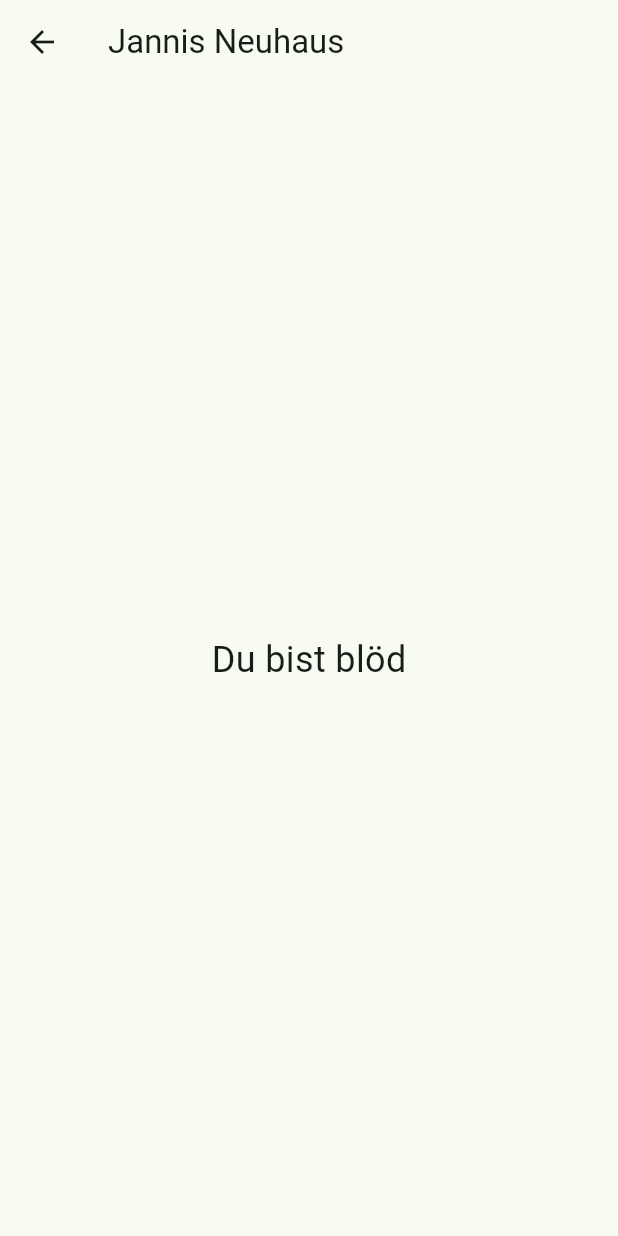
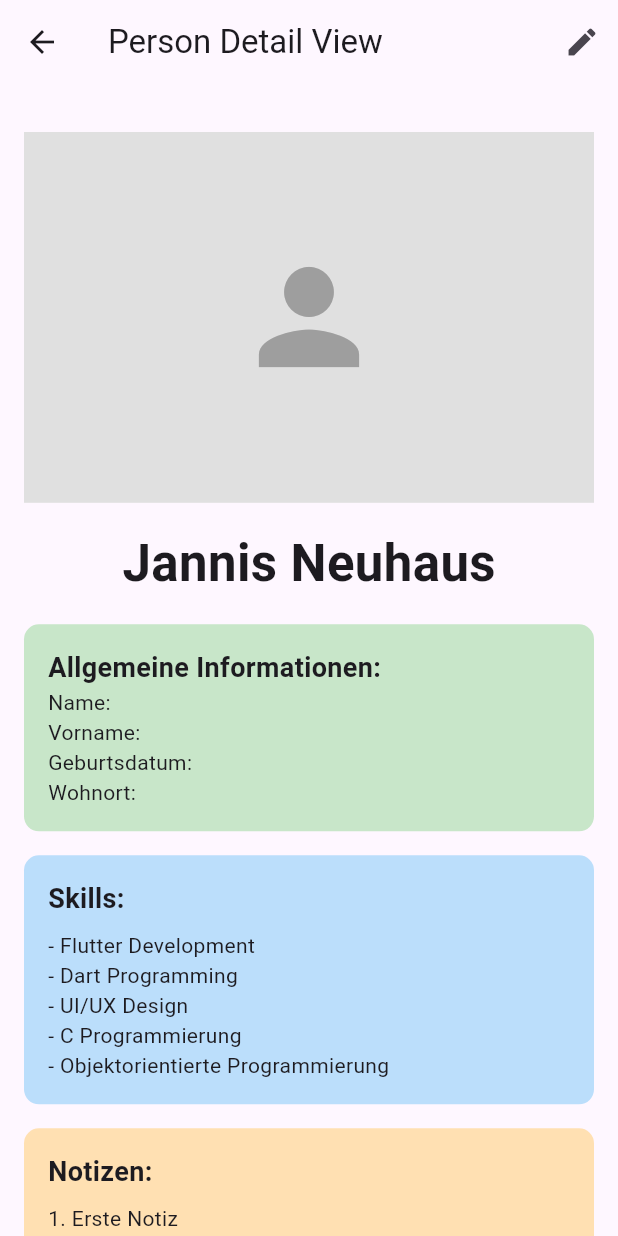
Before and after one commit to Driemtax/connect2, a Flutter app: the screen it shows after launch, after a tap on the "add" icon, on a phone screen of 412 x 824 dp. Run offline on Flutter 3.47's test engine with Material 3 defaults, Android fonts, the light colour scheme and no system bars.

Commit message:
feat: PersonDetailView scrollable, Boxes for Data

```diff
--- a/lib/main.dart
+++ b/lib/main.dart
@@ -13,7 +13,7 @@ class MyApp extends StatelessWidget {
     return MaterialApp(
       title: 'Flutter Demo',
       theme: ThemeData(
-        colorScheme: ColorScheme.fromSeed(seedColor: Colors.green),
+        colorScheme: ColorScheme.fromSeed(seedColor: Colors.deepPurple),
         useMaterial3: true,
       ),
       debugShowCheckedModeBanner: false,
--- a/lib/screens/person_card_view.dart
+++ b/lib/screens/person_card_view.dart
@@ -7,14 +7,152 @@ class PersonCardView extends StatelessWidget {
   Widget build(BuildContext context) {
     return Scaffold(
       appBar: AppBar(
-        title: Text('Jannis Neuhaus'),
+        title: const Text('Person Detail View'),
+        actions: [
+          IconButton(
+            icon: const Icon(Icons.edit),
+            onPressed: () {
+              // Bearbeiten-Funktion
+              // Implementiere hier deine Logik zum Bearbeiten der Daten
+            },
+          ),
+        ],
       ),
-      body: Center(
-        child: Text(
-          'Du bist blöd',
-          style: TextStyle(fontSize: 24),
+      body: SingleChildScrollView( // Scrollable Container
+        child: Padding(
+          padding: const EdgeInsets.all(16.0),
+          child: Column(
+            crossAxisAlignment: CrossAxisAlignment.start,
+            children: [
+              const SizedBox(height: 16),
+              // Foto der Person (Platzhalter als leeres Rechteck)
+              Container(
+                width: double.infinity,
+                height: MediaQuery.of(context).size.height * 0.3, // 1/3 der Bildschirmhöhe
+                color: Colors.grey[300], // Platzhalter Farbe
+                child: const Center(
+                  child: Icon(Icons.person, size: 100, color: Colors.grey), // Person Icon als Platzhalter
+                ),
+              ),
+              const SizedBox(height: 16),
+              const Center(
+                child: Text("Jannis Neuhaus", style: TextStyle(fontSize: 34, fontWeight: FontWeight.bold)),
+              ),
+              const SizedBox(height: 16), // Abstand zwischen den Elementen
+
+              // Box mit allgemeinen Informationen
+              Container(
+                padding: const EdgeInsets.all(16.0),
+                width: double.infinity,
+                decoration: BoxDecoration(
+                  color: Colors.green[100], // Farbe der Box
+                  borderRadius: BorderRadius.circular(10), // Abgerundete Ecken
+                ),
+                child: const Column(
+                  crossAxisAlignment: CrossAxisAlignment.start,
+                  children: [
+                  Text(
+                  'Allgemeine Informationen:',
+                  style: TextStyle(fontSize: 18, fontWeight: FontWeight.bold),
+                ),
+                Text(
+                  "Name: ", style: TextStyle(fontSize: 14),
+                ),
+                Text(
+                  "Vorname: ", style: TextStyle(fontSize: 14),
+                ),
+                Text(
+                  "Geburtsdatum: ", style: TextStyle(fontSize: 14),
+                ),
+                Text(
+                  "Wohnort: ", style: TextStyle(fontSize: 14),
+                )]
+                ) ,
+              ),
+              const SizedBox(height: 16), // Abstand zwischen den Boxen
+
+              // Box mit einer Liste von Skills
+              Container(
+                padding: const EdgeInsets.all(16.0),
+                width: double.infinity,
+                decoration: BoxDecoration(
+                  color: Colors.blue[100],
+                  borderRadius: BorderRadius.circular(10),
+                ),
+                child: const Column(
+                  crossAxisAlignment: CrossAxisAlignment.start,
+                  children: [
+                    Text(
+                      'Skills:',
+                      style: TextStyle(fontSize: 18, fontWeight: FontWeight.bold),
+                    ),
+                    SizedBox(height: 8),
+                    // Beispielhafte Auflistung von Skills
+                    Text('- Flutter Development'),
+                    Text('- Dart Programming'),
+                    Text('- UI/UX Design'),
+                    Text('- C Programmierung'),
+                    Text('- Objektorientierte Programmierung'),
+                  ],
+                ),
+              ),
+              const SizedBox(height: 16), // Abstand zwischen den Boxen
+
+              // Box mit Notizen und kleinem Plus-Button unten rechts
+              Container(
+                padding: const EdgeInsets.all(16.0),
+                width: double.infinity,
+                decoration: BoxDecoration(
+                  color: Colors.orange[100],
+                  borderRadius: BorderRadius.circular(10),
+                ),
+                child: Stack(
+                  children: [
+                    const Column(
+                      crossAxisAlignment: CrossAxisAlignment.start,
+                      children: [
+                        Text(
+                          'Notizen:',
+                          style: TextStyle(fontSize: 18, fontWeight: FontWeight.bold),
+                        ),
+                        SizedBox(height: 8),
+                        Text('1. Erste Notiz'),
+                        Text('2. Zweite Notiz'),
+                        Text('3. Zweite Notiz'),
+                        Text('4. Zweite Notiz'),
+                        Text('5. Zweite Notiz'),
+                        Text('6. Zweite Notiz'),
+                        Text('7. Zweite Notiz'),
+                        Text('8. Zweite Notiz'),
+                        Text('9. Zweite Notiz')
+                      ],
+                    ),
+                    // Kleiner Plus-Button unten rechts
+                    Positioned(
+                      bottom: 0,
+                      right: 0,
+                      child: FloatingActionButton(
+                        mini: true, // Kleiner Button
+                        onPressed: () {
+                          // Logik zum Hinzufügen einer neuen Notiz
+                        },
+                        child: const Icon(Icons.add),
+                      ),
+                    ),
+                  ],
+                ),
+              ),
+            ],
+          ),
         ),
       ),
     );
   }
 }
+
+void main() {
+  runApp(const MaterialApp(
+    home: PersonCardView(),
+    debugShowCheckedModeBanner: false,
+  ));
+}
```
